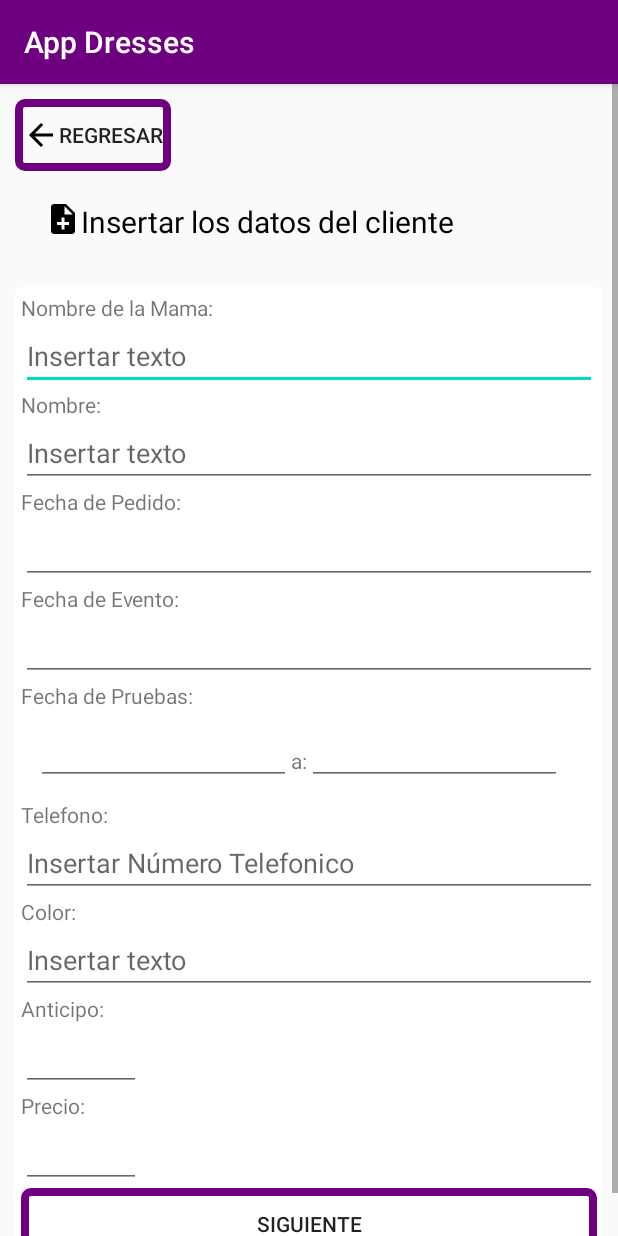
After one commit to gdgs96/AppDresses, an Android app: the editOrderActivity screen opened directly, with no data from a screen before it, on a phone screen of 412 x 824 dp. The commit adds this screen. Run offline under Robolectric (Android 15) with nearby library versions, the phone set to English and light mode, and no system bars; Roboto replaces fonts that are not available here.

Commit message:
(Editar pedidos)

```diff
--- a/app/src/main/AndroidManifest.xml
+++ b/app/src/main/AndroidManifest.xml
@@ -11,7 +11,8 @@
         android:roundIcon="@mipmap/ic_launcher_round"
         android:supportsRtl="true"
         android:theme="@style/AppTheme">
-        <activity android:name=".presentation.main.view.progressOrderActivity"></activity>
+        <activity android:name=".presentation.main.view.editOrderActivity"></activity>
+        <activity android:name=".presentation.main.view.progressOrderActivity" />
         <activity android:name=".presentation.main.view.progressMedidaActivity" />
         <activity android:name=".presentation.main.view.order3Activity" />
         <activity android:name=".presentation.main.view.order2Activity" />
--- a/app/src/main/java/com/example/appdresses/item_landing.kt
+++ b/app/src/main/java/com/example/appdresses/item_landing.kt
@@ -1,3 +1,3 @@
 package com.example.appdresses
 
-data class ItemLanding(val name:String, val eventF:String, val tel: Long)
+class ItemLanding(val editT_nom:String, val etF_Evento:String, val etTelefono: String)
--- /dev/null
+++ b/app/src/main/java/com/example/appdresses/presentation/main/view/editOrderActivity.kt
@@ -0,0 +1,14 @@
+package com.example.appdresses.presentation.main.view
+
+import androidx.appcompat.app.AppCompatActivity
+import android.os.Bundle
+import com.example.appdresses.R
+
+class editOrderActivity : AppCompatActivity() {
+
+    override fun onCreate(savedInstanceState: Bundle?) {
+        super.onCreate(savedInstanceState)
+        setContentView(R.layout.activity_edit_order)
+
+    }
+}
--- /dev/null
+++ b/app/src/main/res/layout/activity_edit_order.xml
@@ -0,0 +1,190 @@
+<FrameLayout xmlns:android="http://schemas.android.com/apk/res/android"
+    xmlns:app="http://schemas.android.com/apk/res-auto"
+    xmlns:tools="http://schemas.android.com/tools"
+    android:layout_width="match_parent"
+    android:layout_height="match_parent">
+
+    <ScrollView
+        android:layout_width="match_parent"
+        android:layout_height="match_parent">
+        <LinearLayout
+            android:layout_width="match_parent"
+            android:layout_height="wrap_content"
+            android:orientation="vertical"
+            android:padding="10dp">
+
+            <Button
+                android:onClick="btnfo_back"
+                android:layout_width="wrap_content"
+                android:layout_height="wrap_content"
+                android:text="@string/boton_regresar"
+                android:background="@drawable/shape_parrafo"
+                android:drawableLeft="@drawable/ic_arrowback"
+                android:padding="5dp"/>
+            <LinearLayout
+                android:layout_width="wrap_content"
+                android:layout_height="wrap_content"
+                android:orientation="horizontal"
+                android:padding="20dp"
+                android:layout_marginBottom="10dp">
+                <ImageView
+                    android:layout_width="wrap_content"
+                    android:layout_height="wrap_content"
+                    android:src="@drawable/ic_note"/>
+
+                <TextView
+                    android:layout_width="wrap_content"
+                    android:layout_height="wrap_content"
+                    android:text="@string/insertar_datosC"
+                    android:textColor="#000000"
+                    android:textSize="20sp" />
+            </LinearLayout>
+            <androidx.cardview.widget.CardView
+                android:layout_width="match_parent"
+                android:layout_height="wrap_content"
+                app:cardCornerRadius="4dp"
+                app:cardElevation="0dp">
+                <LinearLayout
+                    android:layout_width="match_parent"
+                    android:layout_height="match_parent"
+                    android:orientation="vertical"
+                    android:padding="4dp">
+                    <TextView
+                        android:layout_width="wrap_content"
+                        android:layout_height="wrap_content"
+                        android:text="@string/Nombre_mama"/>
+                    <EditText
+                        android:id="@+id/editT_mama"
+                        android:layout_width="match_parent"
+                        android:layout_height="wrap_content"
+                        android:ems="10"
+                        android:inputType="textPersonName"
+                        android:hint="Insertar texto"/>
+                    <TextView
+                        android:layout_width="wrap_content"
+                        android:layout_height="wrap_content"
+                        android:text="@string/NombreU"/>
+                    <EditText
+                        android:id="@+id/editT_nom"
+                        android:layout_width="match_parent"
+                        android:layout_height="wrap_content"
+                        android:ems="10"
+                        android:inputType="textPersonName"
+                        android:hint="Insertar texto" />
+                    <TextView
+                        android:layout_width="wrap_content"
+                        android:layout_height="wrap_content"
+                        android:text="@string/Fecha_de_pedido"/>
+
+                    <EditText
+                        android:id="@+id/etF_Pedido"
+                        android:layout_width="match_parent"
+                        android:layout_height="wrap_content"
+                        android:ems="10"
+                        android:inputType="date" />
+
+                    <TextView
+                        android:layout_width="wrap_content"
+                        android:layout_height="wrap_content"
+                        android:text="@string/Fecha_de_evento"/>
+                    <EditText
+                        android:id="@+id/etF_Evento"
+                        android:layout_width="match_parent"
+                        android:layout_height="wrap_content"
+                        android:ems="10"
+                        android:inputType="date" />
+
+                    <TextView
+                        android:layout_width="wrap_content"
+                        android:layout_height="wrap_content"
+                        android:text="@string/Fecha_de_pruebas"/>
+
+                    <LinearLayout
+                        android:layout_width="match_parent"
+                        android:layout_height="40dp"
+                        android:layout_margin="10dp"
+                        android:orientation="horizontal">
+
+                        <EditText
+                            android:id="@+id/etPruebas"
+                            android:layout_width="170dp"
+                            android:layout_height="match_parent"
+                            android:ems="10"
+                            android:inputType="date" />
+
+
+                        <TextView
+                            android:layout_width="wrap_content"
+                            android:layout_height="wrap_content"
+                            android:text="a:" />
+
+                        <EditText
+                            android:id="@+id/etPruebas2"
+                            android:layout_width="170dp"
+                            android:layout_height="match_parent"
+                            android:ems="10"
+                            android:inputType="date" />
+
+                    </LinearLayout>
+                    <TextView
+                        android:layout_width="wrap_content"
+                        android:layout_height="wrap_content"
+                        android:text="@string/tel"/>
+                    <EditText
+                        android:id="@+id/etTelefono"
+                        android:layout_width="match_parent"
+                        android:layout_height="wrap_content"
+                        android:maxLength="10"
+                        android:inputType="phone"
+                        android:hint="@string/insertar_numero"/>
+                    <TextView
+                        android:layout_width="wrap_content"
+                        android:layout_height="wrap_content"
+                        android:text="@string/color"/>
+                    <EditText
+                        android:id="@+id/etColor"
+                        android:layout_width="match_parent"
+                        android:layout_height="wrap_content"
+                        android:ems="10"
+                        android:inputType="text"
+                        android:hint="Insertar texto" />
+                    <TextView
+                        android:layout_width="wrap_content"
+                        android:layout_height="wrap_content"
+                        android:text="@string/anticipo"/>
+                    <EditText
+                        android:id="@+id/etAnticipo"
+                        android:layout_width="80dp"
+                        android:layout_height="wrap_content"
+                        android:ems="10"
+                        android:inputType="number"
+                        android:textAlignment="viewEnd"
+                        android:text="@string/cu_pagar"
+                        android:gravity="end" />
+                    <TextView
+                        android:layout_width="wrap_content"
+                        android:layout_height="wrap_content"
+                        android:text="@string/precio"/>
+                    <EditText
+                        android:id="@+id/etPrecio"
+                        android:layout_width="80dp"
+                        android:layout_height="wrap_content"
+                        android:ems="10"
+                        android:inputType="number"
+                        android:textAlignment="viewEnd"
+                        android:text="@string/cu_pagar"
+                        android:gravity="end" />
+
+                    <Button
+                        android:id="@+id/saveButton"
+                        android:onClick="btnSig"
+                        android:layout_width="match_parent"
+                        android:layout_height="wrap_content"
+                        android:text="@string/boton_siguiente"
+                        android:background="@drawable/shape_parrafo"/>
+
+                </LinearLayout>
+            </androidx.cardview.widget.CardView>
+        </LinearLayout>
+    </ScrollView>
+</FrameLayout>
--- a/app/src/main/res/layout/activity_navmain.xml
+++ b/app/src/main/res/layout/activity_navmain.xml
@@ -57,6 +57,7 @@
             </com.google.android.material.appbar.CollapsingToolbarLayout>
         </com.google.android.material.appbar.AppBarLayout>
         <androidx.recyclerview.widget.RecyclerView
+            android:onClick="recycler"
             android:id="@+id/rcViewLanding"
             android:layout_width="match_parent"
             android:layout_height="wrap_content"/>
--- a/app/src/main/res/layout/item_landing.xml
+++ b/app/src/main/res/layout/item_landing.xml
@@ -4,7 +4,9 @@
     android:layout_height="wrap_content"
     android:layout_margin="5dp"
     android:orientation="vertical"
-    xmlns:tools="http://schemas.android.com/tools">
+    xmlns:tools="http://schemas.android.com/tools"
+    android:clickable="true"
+    android:foreground="?attr/selectableItemBackground">
 
     <LinearLayout
         android:layout_width="match_parent"
--- a/app/src/main/res/values/strings.xml
+++ b/app/src/main/res/values/strings.xml
@@ -22,7 +22,7 @@
     <string name="color">Color:</string>
     <string name="anticipo">Anticipo:</string>
     <string name="insertar_numero">Insertar Número Telefonico</string>
-    <string name="cu_pagar">$</string>
+    <string name="cu_pagar"></string>
     <string name="precio">Precio:</string>
     //Orden parte 2
     <string name="insertar_medidasC">Insertar las medidas del cliente</string>
@@ -55,6 +55,7 @@
     <string name="telef">Teléfono:</string>
     <string name="Color_V">Color del Vestido:</string>
     <string name="Ant">Anticipo:</string>
+    <string name="precio1">Precio Total:</string>
     //Medidas Proyecto en progreso
     <string name="cara">CARACTERISTICAS</string>
     <string name="telas">TELAS</string>
```
Also changed, not shown: app/src/main/java/com/example/appdresses/AdapterLanding.kt (+33 -19 lines), app/src/main/java/com/example/appdresses/presentation/main/ClickListener.kt (added, +7 -0 lines), app/src/main/java/com/example/appdresses/presentation/main/view/MainActivityNav.kt (+62 -7 lines), app/src/main/java/com/example/appdresses/presentation/main/view/progressOrderActivity.kt (+60 -0 lines), app/src/main/res/layout-v23/activity_progress_order.xml (renamed from app/src/main/res/layout/activity_progress_order.xml, +34 -26 lines).
